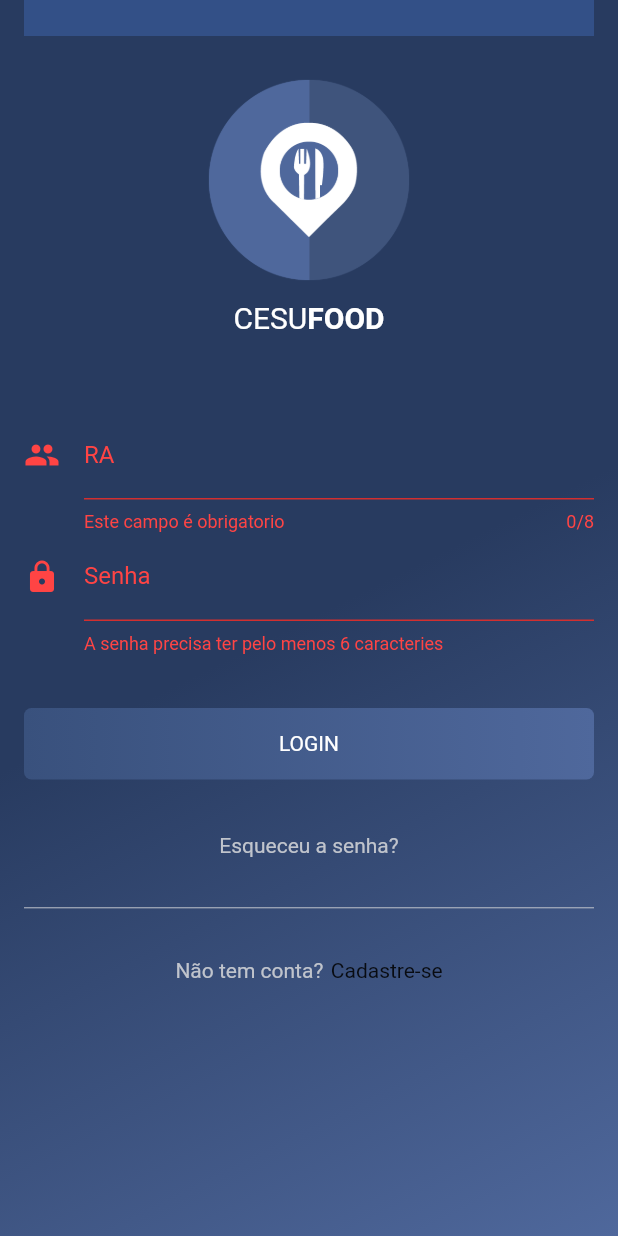
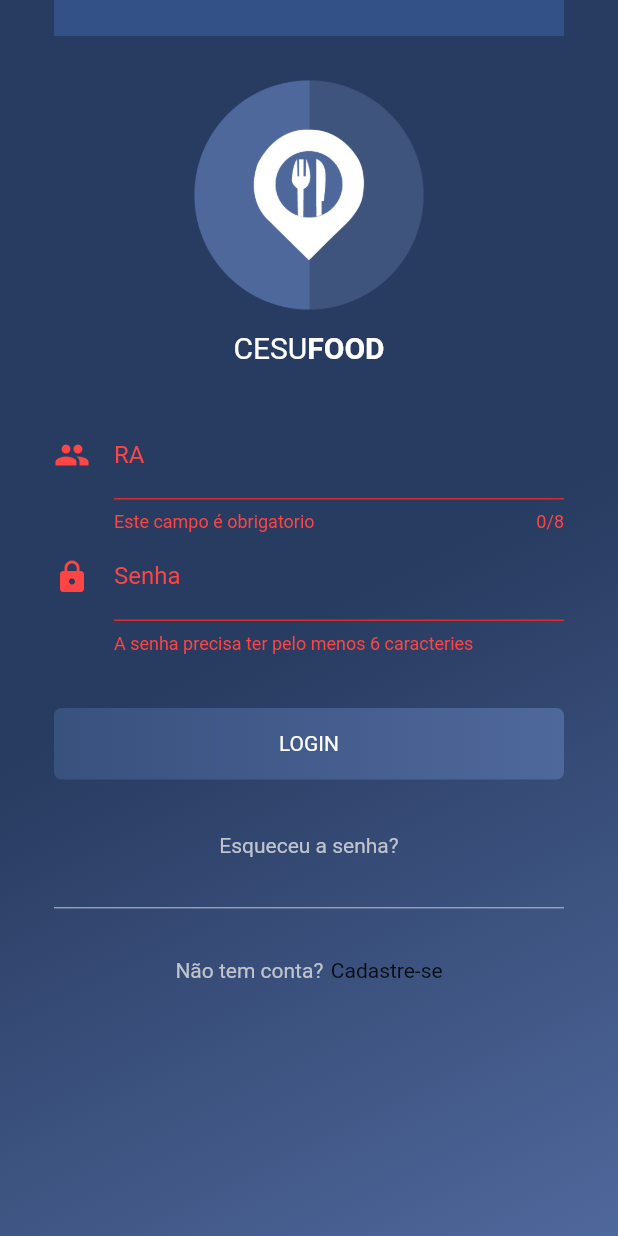
Before and after one commit to louis-kevin/CesufoodApp, a Flutter app: the screen it shows after launch, after a tap on "LOGIN", on a phone screen of 412 x 824 dp. Run offline on Flutter 3.47's test engine with Material 2 defaults, Android fonts, the phone set to English and light mode, and no system bars; our stand-ins replace flutter_masked_text; network calls fail.

Commit message:
mask in input

```diff
--- a/lib/auth_page.dart
+++ b/lib/auth_page.dart
@@ -24,7 +24,7 @@ class _AuthPageState extends State<AuthPage> {
         ),
       ),
       child: new SingleChildScrollView(
-        padding: const EdgeInsets.symmetric(horizontal: 16.0),
+        padding: const EdgeInsets.symmetric(horizontal: 36.0),
         child: new Column(
           children: <Widget>[
             new Container(
@@ -39,8 +39,8 @@ class _AuthPageState extends State<AuthPage> {
                 children: <Widget>[
                   new Padding(
                     padding: const EdgeInsets.only(
-                      left: 120.0,
-                      right: 120.0,
+                      left: 90.0,
+                      right: 90.0,
                       top: 26.0,
                       bottom: 10.0,
                     ),
--- a/lib/components/form/auth/RaFormField.dart
+++ b/lib/components/form/auth/RaFormField.dart
@@ -4,8 +4,9 @@ import 'package:flutter/widgets.dart';
 
 class RaFormField extends StatefulWidget {
   final color;
+  final TextEditingController controller;
 
-  const RaFormField({Key key, this.color = 0xFFC0C4CC}) : super(key: key);
+  const RaFormField({Key key, this.color = 0xFFC0C4CC, this.controller}) : super(key: key);
 
   @override
   _RaFormFieldState createState() => new _RaFormFieldState();
@@ -15,15 +16,22 @@ class _RaFormFieldState extends State<RaFormField> {
   var fieldRaError = false;
   FocusNode focusNode = new FocusNode();
 
+
+
   @override
   Widget build(BuildContext context) {
     return new EnsureVisibleWhenFocused(
       focusNode: focusNode,
       child: new TextFormField(
+        controller: widget.controller,
         validator: (value) {
           if (value.isEmpty) {
             fieldRaError = true;
             return 'Este campo é obrigatorio';
+          }
+          if(value.toString().length != 8) {
+            fieldRaError = true;
+            return 'RA Inválido';
           }
           fieldRaError = false;
         },
--- a/lib/components/form/auth/SenhaFormField.dart
+++ b/lib/components/form/auth/SenhaFormField.dart
@@ -4,8 +4,9 @@ import 'package:flutter/widgets.dart';
 
 class SenhaFormField extends StatefulWidget {
   final color;
+  final TextEditingController controller;
 
-  const SenhaFormField({Key key, this.color = 0xFFC0C4CC}) : super(key: key);
+  const SenhaFormField({Key key, this.color = 0xFFC0C4CC, this.controller}) : super(key: key);
 
   @override
   _SenhaFormFieldState createState() => new _SenhaFormFieldState();
@@ -18,9 +19,10 @@ class _SenhaFormFieldState extends State<SenhaFormField> {
   @override
   Widget build(BuildContext context) {
     return new EnsureVisibleWhenFocused(
-      duration: new Duration(milliseconds: 300),
+      duration: new Duration(milliseconds: 100),
       focusNode: focusNode,
       child: new TextFormField(
+        controller: widget.controller,
         validator: (value) {
           if (value.length < 6) {
             fieldSenhaError = true;
@@ -29,6 +31,7 @@ class _SenhaFormFieldState extends State<SenhaFormField> {
           fieldSenhaError = false;
         },
         focusNode: focusNode,
+        obscureText: true,
         style: new TextStyle(color: Color(widget.color)),
         decoration: new InputDecoration(
           icon: new Icon(
--- a/lib/components/login_form.dart
+++ b/lib/components/login_form.dart
@@ -1,10 +1,9 @@
-import 'dart:async';
-
 import 'package:cesufood_app/components/form/auth/ButtonSubmitAuth.dart';
 import 'package:cesufood_app/components/form/auth/RaFormField.dart';
 import 'package:cesufood_app/components/form/auth/SenhaFormField.dart';
 import 'package:flutter/material.dart';
 import 'package:flutter/widgets.dart';
+import 'package:flutter_masked_text/flutter_masked_text.dart';
 
 class LoginForm extends StatefulWidget {
   @override
@@ -13,6 +12,16 @@ class LoginForm extends StatefulWidget {
 
 class _LoginFormState extends State<LoginForm> {
   final GlobalKey<FormState> _formKey = new GlobalKey<FormState>();
+  final TextEditingController inputRAController = new MaskedTextController(mask: '00000000');
+  final TextEditingController inputSenhaController = new TextEditingController();
+
+  @override
+  void dispose() {
+    // Clean up the controller when the Widget is disposed
+    inputRAController.dispose();
+    inputSenhaController.dispose();
+    super.dispose();
+  }
 
   @override
   Widget build(BuildContext context) {
@@ -22,9 +31,11 @@ class _LoginFormState extends State<LoginForm> {
         children: <Widget>[
           new RaFormField(
             color: 0xFFC0C4CC,
+            controller: inputRAController,
           ),
           new SenhaFormField(
             color: 0xFFC0C4CC,
+            controller: inputSenhaController
           ),
           new ButtomSubmitAuth(
             text: 'LOGIN',
@@ -32,10 +43,9 @@ class _LoginFormState extends State<LoginForm> {
               if (_formKey.currentState.validate()) {
                 // If the form is valid, we want to show a Snackbar
                 Scaffold.of(context).showSnackBar(
-                    new SnackBar(content: new Text('Processing Data')));
-              } else {
-                setState(() {});
+                    new SnackBar(content: new Text(inputRAController.text)));
               }
+              setState(() {});
             },
           ),
           new Center(
--- a/pubspec.yaml
+++ b/pubspec.yaml
@@ -2,6 +2,7 @@ name: cesufood_app
 description: A new Flutter project.
 
 dependencies:
+  flutter_masked_text: ^0.4.0
   flutter:
     sdk: flutter
 
```
Also changed, not shown: pubspec.lock.
